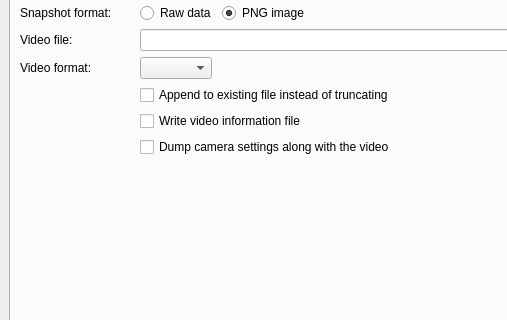
Above: src/mainwindow.ui from AD-Vega/qarv before the change; both pictures show x 0 to 507 and y 134 to 454 of the 926 by 543 pixel window. Below: the same form after it.
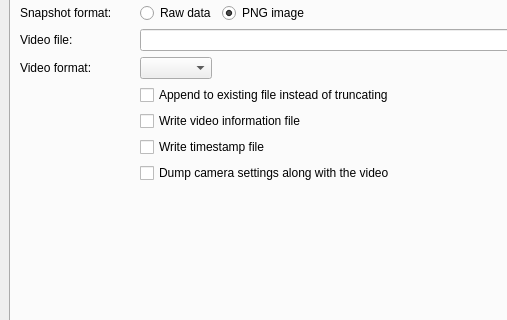
That is the form after the change. The open tabs and pages were chosen to show the change. Icons and pictures are not drawn. Custom widgets are drawn as their Qt base class.

Commit message: Add an option to record frame timestamps.

The edit to the form file:
```diff
--- a/src/mainwindow.ui
+++ b/src/mainwindow.ui
@@ -1008,7 +1008,7 @@
           </property>
          </widget>
         </item>
-        <item row="10" column="1">
+        <item row="11" column="1">
          <widget class="QCheckBox" name="recordMetadataCheck">
           <property name="toolTip">
            <string>Creates an additional file with .caminfo extension. It can be loaded using Advanced settings tab.</string>
@@ -1028,6 +1028,16 @@
           </property>
          </widget>
         </item>
+        <item row="10" column="1">
+         <widget class="QCheckBox" name="recordTimestampsCheck">
+          <property name="toolTip">
+           <string>An additional file with a .timestamps extension will be created and will contain frame timestamps in nanoseconds, one per line, in text form.</string>
+          </property>
+          <property name="text">
+           <string>Write timestamp file</string>
+          </property>
+         </widget>
+        </item>
        </layout>
       </widget>
       <widget class="QWidget" name="aboutTab">
```
The commit also changes 2 other files.
